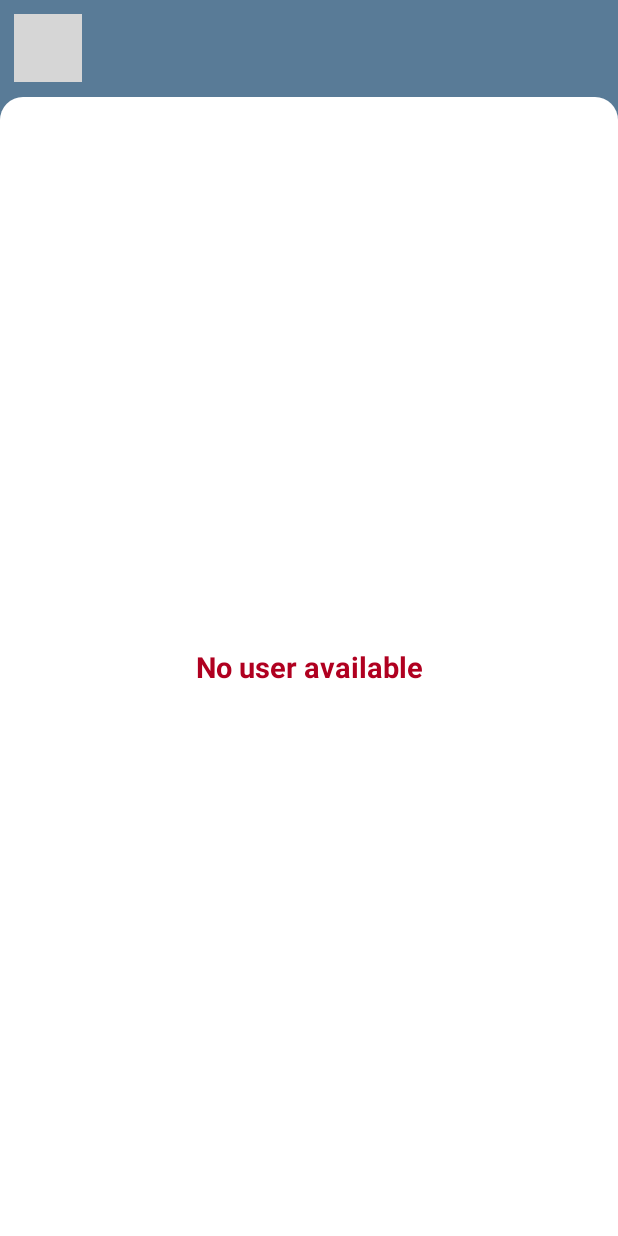
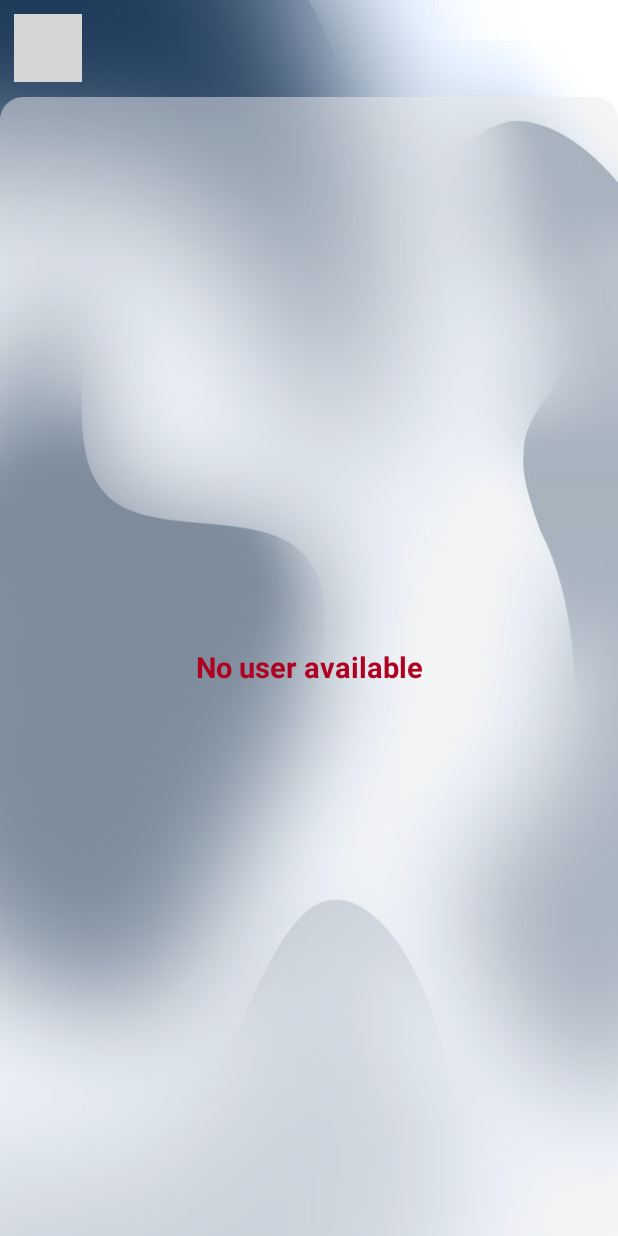
Before and after one commit to haghispin12/MontyChatElazar1, an Android app: the addChat screen opened directly, with no data from a screen before it, on a phone screen of 412 x 824 dp. Run offline under Robolectric (Android 15) with nearby library versions, the light colour scheme and no system bars; our stand-ins replace Firebase (no records; nobody signed in at launch, a user with empty details on screens opened directly), sdp/ssp sizes; grey boxes are pictures that could not be loaded.

Commit message:
vesion4.1

```diff
--- a/app/src/main/res/drawable/back_connect_buttom2.xml
+++ b/app/src/main/res/drawable/back_connect_buttom2.xml
@@ -1,7 +1,7 @@
 <?xml version="1.0" encoding="utf-8"?>
 <shape xmlns:android="http://schemas.android.com/apk/res/android"
     android:shape="rectangle">
-    <solid android:color="@color/white"/>
+    <solid android:color="@color/input_back"/>
     <corners android:topLeftRadius="15dp"
         android:topRightRadius="15dp"/>
     <size android:height="800dp"/>
--- a/app/src/main/res/layout/activity_add_chat.xml
+++ b/app/src/main/res/layout/activity_add_chat.xml
@@ -5,7 +5,7 @@
     android:layout_width="match_parent"
     android:layout_height="match_parent"
     android:animateLayoutChanges="true"
-    android:background="@color/back"
+    android:background="@drawable/__6_"
     tools:context=".addChat">
 
     <ImageButton
--- a/app/src/main/res/layout/activity_main.xml
+++ b/app/src/main/res/layout/activity_main.xml
@@ -4,7 +4,7 @@
     xmlns:tools="http://schemas.android.com/tools"
     android:layout_width="match_parent"
     android:layout_height="match_parent"
-    android:background="@drawable/__5_"
+    android:background="@drawable/deep_blue_iphone_14_plus_wallpaper"
     tools:context=".MainActivity">
 
 <ScrollView
@@ -46,7 +46,7 @@
             android:maxLines="1"
             android:textStyle="bold"
             android:textSize="30sp"
-            android:textColor="@color/white" />
+            android:textColor="@color/icon_back" />
 
         <androidx.appcompat.widget.AppCompatImageView
             android:id="@+id/imageSignOut"
```
Also changed, not shown: app/src/main/res/drawable/__6_.jpeg (added), app/src/main/res/drawable/deep_blue_iphone_14_plus_wallpaper.jpeg (added).
